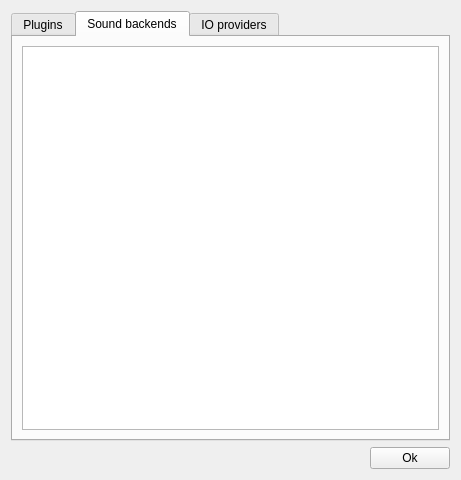
Above: apps/zxtune-qt/ui/informational/componentsdialog.ui from vitamin-caig/zxtune before the change. Below: the same form after it.
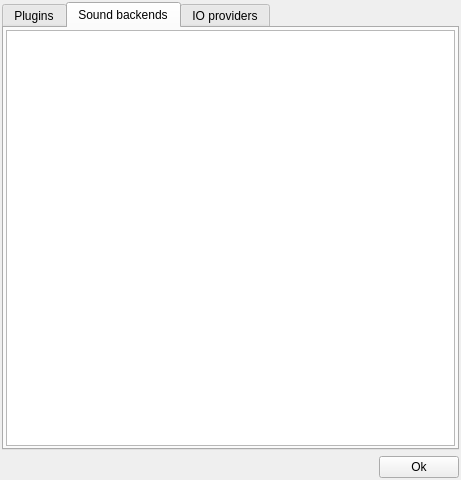
That is the form after the change. The open tabs and pages were chosen to show the change. Icons and pictures are not drawn.

Commit message: zxtune-qt: fixed margins.

What changed in the file:
```diff
--- a/apps/zxtune-qt/ui/informational/componentsdialog.ui
+++ b/apps/zxtune-qt/ui/informational/componentsdialog.ui
@@ -19,6 +19,9 @@
    </iconset>
   </property>
   <layout class="QVBoxLayout" name="verticalLayout">
+   <property name="margin">
+    <number>2</number>
+   </property>
    <item>
     <widget class="QTabWidget" name="componentsTabs">
      <property name="currentIndex">
@@ -48,6 +51,12 @@
        <string>Sound backends</string>
       </attribute>
       <layout class="QHBoxLayout" name="horizontalLayout_4">
+       <property name="spacing">
+        <number>2</number>
+       </property>
+       <property name="margin">
+        <number>2</number>
+       </property>
        <item>
         <widget class="QTreeWidget" name="backendsTree">
          <attribute name="headerVisible">
```
Left out of the diff: 6 changed lines with no effect on the pictures. The commit also changes 9 other files.
